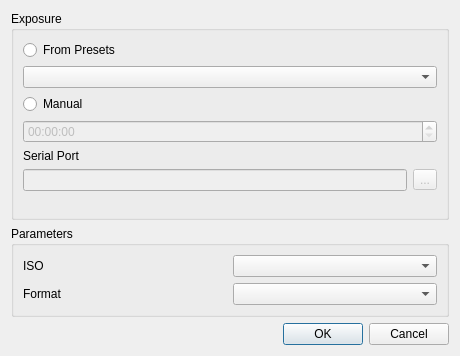
Edlward/GalaxyHunter, file dslr-qt-shooter/ui/imagesettingsdialog.ui: the form before one commit.
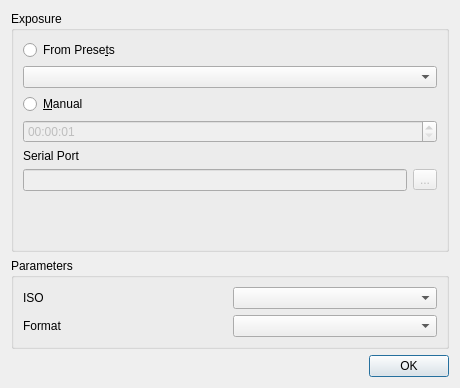
The form after the commit.

The edit to the form file:
```diff
--- a/dslr-qt-shooter/ui/imagesettingsdialog.ui
+++ b/dslr-qt-shooter/ui/imagesettingsdialog.ui
@@ -7,7 +7,7 @@
     <x>0</x>
     <y>0</y>
     <width>460</width>
-    <height>356</height>
+    <height>388</height>
    </rect>
   </property>
   <property name="windowTitle">
@@ -23,7 +23,7 @@
       <item>
        <widget class="QRadioButton" name="presetExposure">
         <property name="text">
-         <string>From Presets</string>
+         <string>From Prese&amp;ts</string>
         </property>
        </widget>
       </item>
@@ -33,7 +33,7 @@
       <item>
        <widget class="QRadioButton" name="manualExposure">
         <property name="text">
-         <string>Manual</string>
+         <string>&amp;Manual</string>
         </property>
        </widget>
       </item>
@@ -42,12 +42,26 @@
         <property name="enabled">
          <bool>false</bool>
         </property>
+        <property name="minimumTime">
+         <time>
+          <hour>0</hour>
+          <minute>0</minute>
+          <second>1</second>
+         </time>
+        </property>
         <property name="currentSection">
          <enum>QDateTimeEdit::SecondSection</enum>
         </property>
         <property name="displayFormat">
          <string>HH:mm:ss</string>
         </property>
+        <property name="time">
+         <time>
+          <hour>0</hour>
+          <minute>0</minute>
+          <second>1</second>
+         </time>
+        </property>
        </widget>
       </item>
       <item>
@@ -129,7 +143,7 @@
       <enum>Qt::Horizontal</enum>
      </property>
      <property name="standardButtons">
-      <set>QDialogButtonBox::Cancel|QDialogButtonBox::Ok</set>
+      <set>QDialogButtonBox::Ok</set>
      </property>
     </widget>
    </item>
```
Left out of the diff: 2 changed lines with no effect on the pictures.
